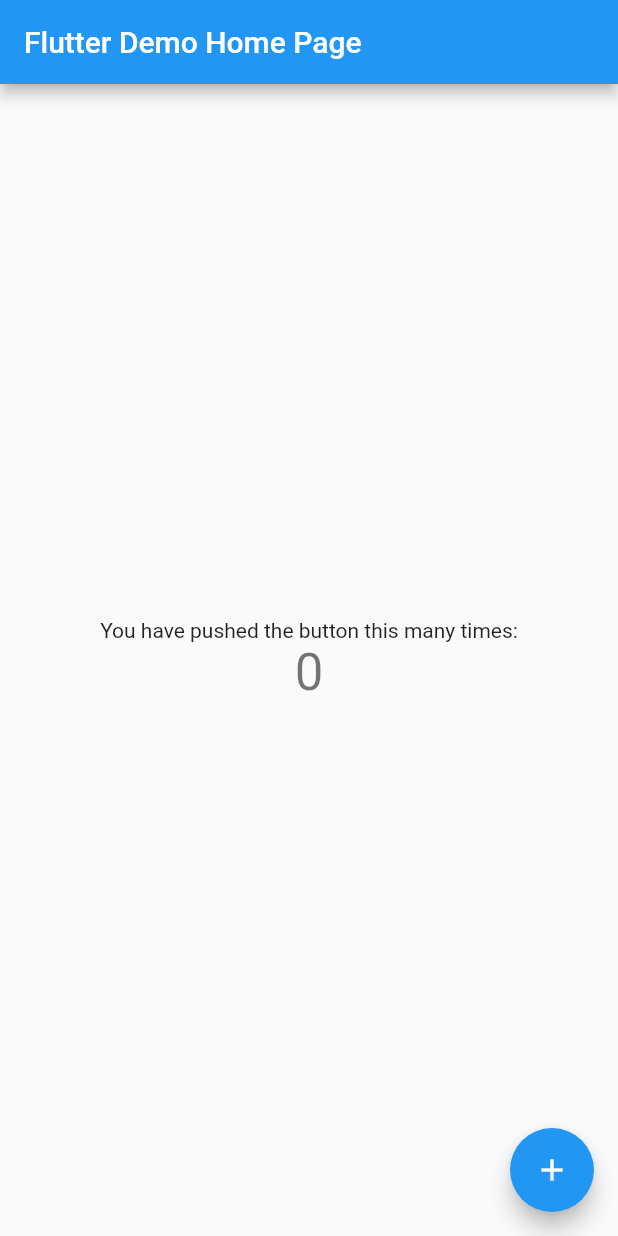
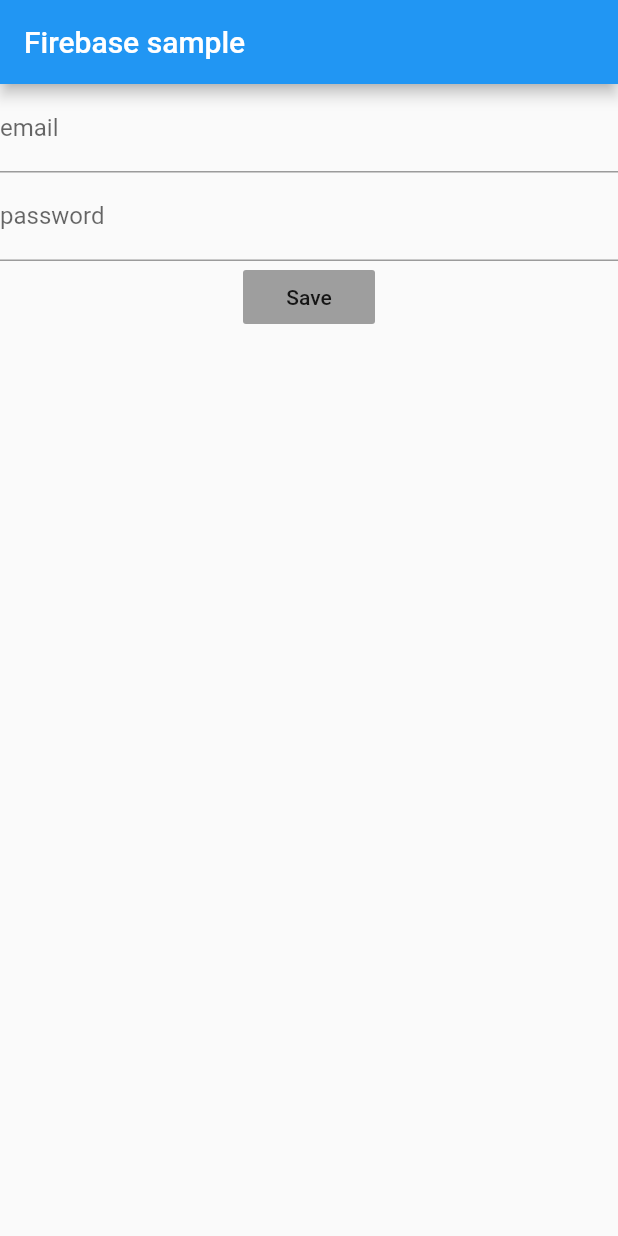
Before and after one commit to daiki1003/firebase_sample, a Flutter app: the screen it shows after launch, on a phone screen of 412 x 824 dp. Run offline on Flutter 3.47's test engine with Material 2 defaults, Android fonts, the phone set to English and light mode, and no system bars.

Commit message:
firebase auth rest api

```diff
--- a/lib/main.dart
+++ b/lib/main.dart
@@ -1,47 +1,29 @@
+import 'dart:convert';
+
 import 'package:flutter/material.dart';
+import 'package:flutter/services.dart';
+import 'package:http/http.dart' as http;
 
 void main() {
   runApp(MyApp());
 }
 
 class MyApp extends StatelessWidget {
-  // This widget is the root of your application.
   @override
   Widget build(BuildContext context) {
     return MaterialApp(
       title: 'Flutter Demo',
       theme: ThemeData(
-        // This is the theme of your application.
-        //
-        // Try running your application with "flutter run". You'll see the
-        // application has a blue toolbar. Then, without quitting the app, try
-        // changing the primarySwatch below to Colors.green and then invoke
-        // "hot reload" (press "r" in the console where you ran "flutter run",
-        // or simply save your changes to "hot reload" in a Flutter IDE).
-        // Notice that the counter didn't reset back to zero; the application
-        // is not restarted.
         primarySwatch: Colors.blue,
-        // This makes the visual density adapt to the platform that you run
-        // the app on. For desktop platforms, the controls will be smaller and
-        // closer together (more dense) than on mobile platforms.
         visualDensity: VisualDensity.adaptivePlatformDensity,
       ),
-      home: MyHomePage(title: 'Flutter Demo Home Page'),
+      home: MyHomePage(title: 'Firebase sample'),
     );
   }
 }
 
 class MyHomePage extends StatefulWidget {
   MyHomePage({Key key, this.title}) : super(key: key);
-
-  // This widget is the home page of your application. It is stateful, meaning
-  // that it has a State object (defined below) that contains fields that affect
-  // how it looks.
-
-  // This class is the configuration for the state. It holds the values (in this
-  // case the title) provided by the parent (in this case the App widget) and
-  // used by the build method of the State. Fields in a Widget subclass are
-  // always marked "final".
 
   final String title;
 
@@ -50,68 +32,94 @@ class MyHomePage extends StatefulWidget {
 }
 
 class _MyHomePageState extends State<MyHomePage> {
-  int _counter = 0;
-
-  void _incrementCounter() {
-    setState(() {
-      // This call to setState tells the Flutter framework that something has
-      // changed in this State, which causes it to rerun the build method below
-      // so that the display can reflect the updated values. If we changed
-      // _counter without calling setState(), then the build method would not be
-      // called again, and so nothing would appear to happen.
-      _counter++;
-    });
-  }
-
   @override
   Widget build(BuildContext context) {
-    // This method is rerun every time setState is called, for instance as done
-    // by the _incrementCounter method above.
-    //
-    // The Flutter framework has been optimized to make rerunning build methods
-    // fast, so that you can just rebuild anything that needs updating rather
-    // than having to individually change instances of widgets.
+    final _passwordFocusNode = FocusNode();
+    final _form = GlobalKey<FormState>();
+    String _email;
+    String _password;
+    bool _isLogin = false;
+
+    Future<void> trySubmit() async {
+      if (!_form.currentState.validate()) {
+        return;
+      }
+
+      _form.currentState.save();
+
+      const GOOGLE_API_KEY = 'YOUR_KEY_HERE';
+      if (_isLogin) {
+        final url =
+            'https://identitytoolkit.googleapis.com/v1/accounts:signInWithPassword?key=$GOOGLE_API_KEY';
+        final response = await http.post(url,
+            body: json.encode({
+              'email': _email,
+              'password': _password,
+              'returnSecureToken': true,
+            }));
+        print(json.decode(response.body));
+      } else {
+        final url =
+            'https://identitytoolkit.googleapis.com/v1/accounts:signUp?key=$GOOGLE_API_KEY';
+        final response = await http.post(url,
+            body: json.encode({
+              'email': _email,
+              'password': _password,
+              'returnSecureToken': true,
+            }));
+        print(json.decode(response.body));
+      }
+    }
+
     return Scaffold(
       appBar: AppBar(
-        // Here we take the value from the MyHomePage object that was created by
-        // the App.build method, and use it to set our appbar title.
         title: Text(widget.title),
       ),
-      body: Center(
-        // Center is a layout widget. It takes a single child and positions it
-        // in the middle of the parent.
+      body: Form(
+        key: _form,
         child: Column(
-          // Column is also a layout widget. It takes a list of children and
-          // arranges them vertically. By default, it sizes itself to fit its
-          // children horizontally, and tries to be as tall as its parent.
-          //
-          // Invoke "debug painting" (press "p" in the console, choose the
-          // "Toggle Debug Paint" action from the Flutter Inspector in Android
-          // Studio, or the "Toggle Debug Paint" command in Visual Studio Code)
-          // to see the wireframe for each widget.
-          //
-          // Column has various properties to control how it sizes itself and
-          // how it positions its children. Here we use mainAxisAlignment to
-          // center the children vertically; the main axis here is the vertical
-          // axis because Columns are vertical (the cross axis would be
-          // horizontal).
-          mainAxisAlignment: MainAxisAlignment.center,
           children: <Widget>[
-            Text(
-              'You have pushed the button this many times:',
+            TextFormField(
+              decoration: InputDecoration(labelText: 'email'),
+              textInputAction: TextInputAction.next,
+              validator: (value) {
+                if (value.isEmpty) {
+                  return 'Please provide a value.';
+                }
+                if (!value.contains('@')) {
+                  return 'Please enter a valid email address.';
+                }
+                return null;
+              },
+              onFieldSubmitted: (_) {
+                FocusScope.of(context).requestFocus(_passwordFocusNode);
+              },
+              onSaved: (value) {
+                _email = value;
+              },
             ),
-            Text(
-              '$_counter',
-              style: Theme.of(context).textTheme.headline4,
+            TextFormField(
+              decoration: InputDecoration(labelText: 'password'),
+              obscureText: true,
+              focusNode: _passwordFocusNode,
+              validator: (value) {
+                if (value.isEmpty) {
+                  return 'Please enter a password.';
+                }
+                return null;
+              },
+              onSaved: (value) {
+                _password = value;
+              },
+            ),
+            FlatButton(
+              child: Text('Save'),
+              color: Colors.grey,
+              onPressed: trySubmit,
             ),
           ],
         ),
       ),
-      floatingActionButton: FloatingActionButton(
-        onPressed: _incrementCounter,
-        tooltip: 'Increment',
-        child: Icon(Icons.add),
-      ), // This trailing comma makes auto-formatting nicer for build methods.
     );
   }
 }
--- a/pubspec.yaml
+++ b/pubspec.yaml
@@ -23,7 +23,7 @@ environment:
 dependencies:
   flutter:
     sdk: flutter
-
+  http: ^0.12.1
 
   # The following adds the Cupertino Icons font to your application.
   # Use with the CupertinoIcons class for iOS style icons.
```
Also changed, not shown: pubspec.lock.
